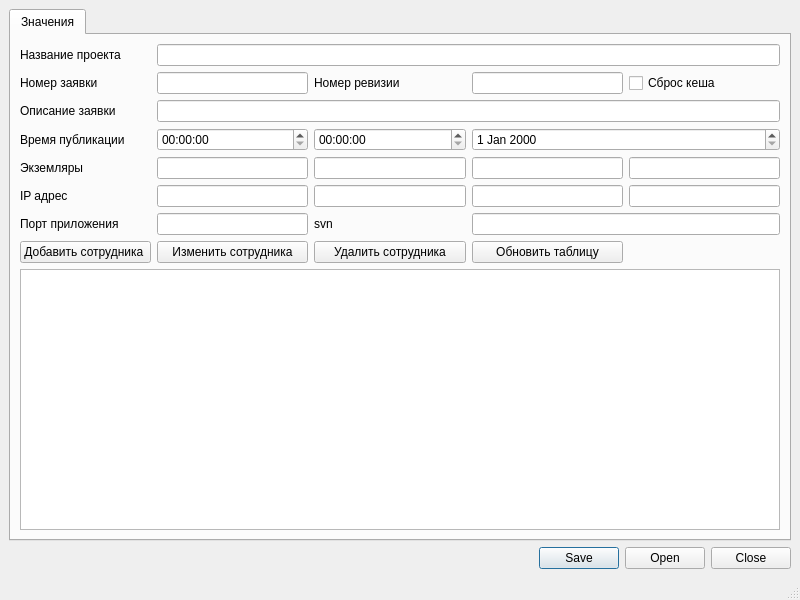
Qt form ui/form.ui (apdashi/generator) before a commit.
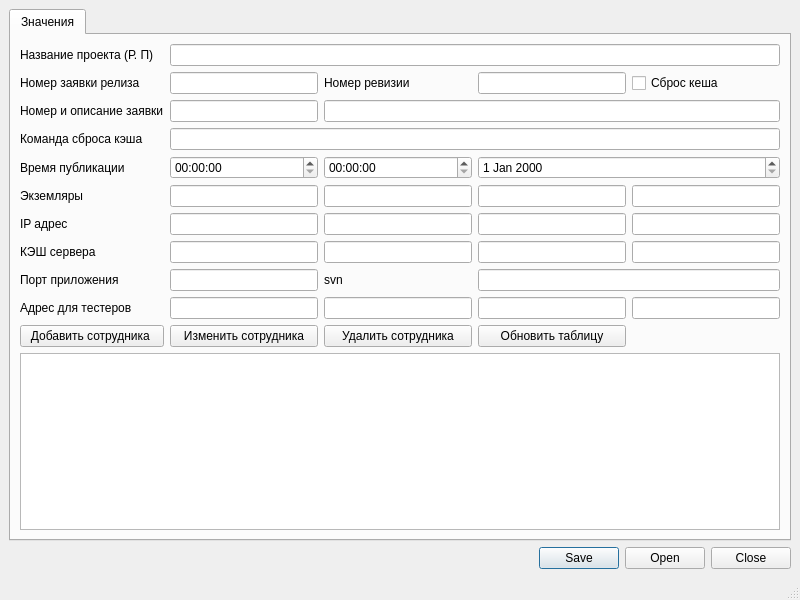
The same form after that commit.

Diff of the .ui file:
```diff
--- a/ui/form.ui
+++ b/ui/form.ui
@@ -38,55 +38,96 @@
         <string>Значения</string>
        </attribute>
        <layout class="QGridLayout" name="gridLayout_3">
-        <item row="0" column="0">
+        <item row="0" column="1">
          <layout class="QGridLayout" name="gridLayout_2">
-          <item row="1" column="1">
-           <widget class="QLineEdit" name="numBid"/>
+          <item row="1" column="4">
+           <widget class="QCheckBox" name="cache">
+            <property name="enabled">
+             <bool>true</bool>
+            </property>
+            <property name="acceptDrops">
+             <bool>false</bool>
+            </property>
+            <property name="text">
+             <string>Сброс кеша</string>
+            </property>
+            <property name="checked">
+             <bool>false</bool>
+            </property>
+           </widget>
           </item>
-          <item row="4" column="4">
-           <widget class="QLineEdit" name="app4"/>
+          <item row="8" column="1">
+           <widget class="QLineEdit" name="portApp"/>
           </item>
-          <item row="1" column="2">
-           <widget class="QLabel" name="label_9">
+          <item row="10" column="2">
+           <widget class="QPushButton" name="delPeople">
             <property name="text">
-             <string>Номер ревизии</string>
+             <string>Удалить сотрудника</string>
             </property>
            </widget>
           </item>
-          <item row="5" column="0">
+          <item row="1" column="3">
+           <widget class="QLineEdit" name="numberRev"/>
+          </item>
+          <item row="6" column="3">
+           <widget class="QLineEdit" name="ipAddress3"/>
+          </item>
+          <item row="10" column="0">
+           <widget class="QPushButton" name="addPeople">
+            <property name="text">
+             <string>Добавить сотрудника </string>
+            </property>
+           </widget>
+          </item>
+          <item row="6" column="0">
            <widget class="QLabel" name="label_8">
             <property name="text">
              <string>IP адрес</string>
             </property>
            </widget>
           </item>
-          <item row="4" column="0">
+          <item row="5" column="0">
            <widget class="QLabel" name="label_7">
             <property name="text">
              <string>Экземляры</string>
             </property>
            </widget>
           </item>
-          <item row="5" column="3">
-           <widget class="QLineEdit" name="ipAddress3"/>
-          </item>
-          <item row="4" column="3">
-           <widget class="QLineEdit" name="app3"/>
-          </item>
           <item row="5" column="1">
-           <widget class="QLineEdit" name="ipAddress1"/>
+           <widget class="QLineEdit" name="app1"/>
           </item>
-          <item row="1" column="0">
-           <widget class="QLabel" name="label_4">
-            <property name="text">
-             <string>Номер заявки</string>
-            </property>
-           </widget>
-          </item>
-          <item row="6" column="1">
-           <widget class="QLineEdit" name="portApp"/>
+          <item row="4" column="3" colspan="2">
+           <widget class="QDateEdit" name="dateIn"/>
           </item>
           <item row="6" column="2">
+           <widget class="QLineEdit" name="ipAddress2"/>
+          </item>
+          <item row="10" column="3">
+           <widget class="QPushButton" name="upTable">
+            <property name="text">
+             <string>Обновить таблицу</string>
+            </property>
+           </widget>
+          </item>
+          <item row="6" column="4">
+           <widget class="QLineEdit" name="ipAddress4"/>
+          </item>
+          <item row="6" column="1">
+           <widget class="QLineEdit" name="ipAddress1"/>
+          </item>
+          <item row="11" column="0" colspan="5">
+           <widget class="QTableView" name="tableView"/>
+          </item>
+          <item row="0" column="1" colspan="4">
+           <widget class="QLineEdit" name="nameProject"/>
+          </item>
+          <item row="5" column="2">
+           <widget class="QLineEdit" name="app2"/>
+          </item>
+          <item row="8" column="3" colspan="2">
+           <widget class="QLineEdit" name="svn"/>
+          </item>
+          <item row="8" column="2">
            <widget class="QLabel" name="label_11">
             <property name="text">
              <string>svn</string>
@@ -96,111 +137,121 @@
           <item row="0" column="0">
            <widget class="QLabel" name="label_3">
             <property name="text">
-             <string>Название проекта</string>
+             <string>Название проекта (Р. П)</string>
             </property>
            </widget>
           </item>
-          <item row="3" column="1">
-           <widget class="QTimeEdit" name="timeIn"/>
-          </item>
-          <item row="6" column="3" colspan="2">
-           <widget class="QLineEdit" name="svn"/>
-          </item>
-          <item row="1" column="4">
-           <widget class="QCheckBox" name="cache">
-            <property name="enabled">
-             <bool>true</bool>
-            </property>
-            <property name="acceptDrops">
-             <bool>false</bool>
-            </property>
+          <item row="10" column="1">
+           <widget class="QPushButton" name="editPeople">
             <property name="text">
-             <string>Сброс кеша</string>
-            </property>
-            <property name="checked">
-             <bool>false</bool>
+             <string>Изменить сотрудника</string>
             </property>
            </widget>
           </item>
-          <item row="3" column="2">
-           <widget class="QTimeEdit" name="timeOut"/>
-          </item>
-          <item row="1" column="3">
-           <widget class="QLineEdit" name="numberRev"/>
-          </item>
-          <item row="3" column="0">
+          <item row="4" column="0">
            <widget class="QLabel" name="label_5">
             <property name="text">
              <string>Время публикации</string>
             </property>
            </widget>
           </item>
+          <item row="5" column="3">
+           <widget class="QLineEdit" name="app3"/>
+          </item>
+          <item row="1" column="1">
+           <widget class="QLineEdit" name="numBid"/>
+          </item>
           <item row="4" column="2">
-           <widget class="QLineEdit" name="app2"/>
+           <widget class="QTimeEdit" name="timeOut"/>
           </item>
-          <item row="0" column="1" colspan="4">
-           <widget class="QLineEdit" name="nameProject"/>
-          </item>
-          <item row="5" column="2">
-           <widget class="QLineEdit" name="ipAddress2"/>
-          </item>
-          <item row="6" column="0">
+          <item row="8" column="0">
            <widget class="QLabel" name="label_10">
             <property name="text">
              <string>Порт приложения</string>
             </property>
            </widget>
           </item>
-          <item row="8" column="0" colspan="5">
-           <widget class="QTableView" name="tableView"/>
-          </item>
           <item row="5" column="4">
-           <widget class="QLineEdit" name="ipAddress4"/>
-          </item>
-          <item row="3" column="3" colspan="2">
-           <widget class="QDateEdit" name="dateIn"/>
-          </item>
-          <item row="2" column="0">
-           <widget class="QLabel" name="label_6">
-            <property name="text">
-             <string>Описание заявки</string>
-            </property>
-           </widget>
+           <widget class="QLineEdit" name="app4"/>
           </item>
           <item row="4" column="1">
-           <widget class="QLineEdit" name="app1"/>
+           <widget class="QTimeEdit" name="timeIn"/>
           </item>
-          <item row="2" column="1" colspan="4">
-           <widget class="QLineEdit" name="specBid"/>
+          <item row="1" column="2">
+           <widget class="QLabel" name="label_9">
+            <property name="text">
+             <string>Номер ревизии</string>
+            </property>
+           </widget>
+          </item>
+          <item row="1" column="0">
+           <widget class="QLabel" name="label_4">
+            <property name="text">
+             <string>Номер заявки релиза</string>
+            </property>
+           </widget>
+          </item>
+          <item row="9" column="0">
+           <widget class="QLabel" name="label_2">
+            <property name="text">
+             <string>Адрес для тестеров</string>
+            </property>
+           </widget>
           </item>
           <item row="7" column="0">
-           <widget class="QPushButton" name="addPeople">
+           <widget class="QLabel" name="label">
             <property name="text">
-             <string>Добавить сотрудника </string>
+             <string>КЭШ сервера</string>
             </property>
            </widget>
           </item>
           <item row="7" column="1">
-           <widget class="QPushButton" name="editPeople">
-            <property name="text">
-             <string>Изменить сотрудника</string>
-            </property>
-           </widget>
+           <widget class="QLineEdit" name="vamish1"/>
           </item>
           <item row="7" column="2">
-           <widget class="QPushButton" name="delPeople">
-            <property name="text">
-             <string>Удалить сотрудника</string>
-            </property>
-           </widget>
+           <widget class="QLineEdit" name="vamish2"/>
           </item>
           <item row="7" column="3">
-           <widget class="QPushButton" name="upTable">
+           <widget class="QLineEdit" name="vamish3"/>
+          </item>
+          <item row="7" column="4">
+           <widget class="QLineEdit" name="vamish4"/>
+          </item>
+          <item row="2" column="2" colspan="3">
+           <widget class="QLineEdit" name="specBid"/>
+          </item>
+          <item row="9" column="1">
+           <widget class="QLineEdit" name="test1"/>
+          </item>
+          <item row="9" column="2">
+           <widget class="QLineEdit" name="test2"/>
+          </item>
+          <item row="9" column="3">
+           <widget class="QLineEdit" name="test3"/>
+          </item>
+          <item row="9" column="4">
+           <widget class="QLineEdit" name="test4"/>
+          </item>
+          <item row="2" column="0">
+           <widget class="QLabel" name="label_12">
             <property name="text">
-             <string>Обновить таблицу</string>
+             <string>Номер и описание заявки</string>
             </property>
            </widget>
           </item>
+          <item row="2" column="1">
+           <widget class="QLineEdit" name="numberBid"/>
+          </item>
+          <item row="3" column="0">
+           <widget class="QLabel" name="label_6">
+            <property name="text">
+             <string>Команда сброса кэша</string>
+            </property>
+           </widget>
+          </item>
+          <item row="3" column="1" colspan="4">
+           <widget class="QLineEdit" name="comandCache"/>
+          </item>
          </layout>
         </item>
        </layout>
```
Left out of the diff: 37 changed lines with no effect on the pictures.
